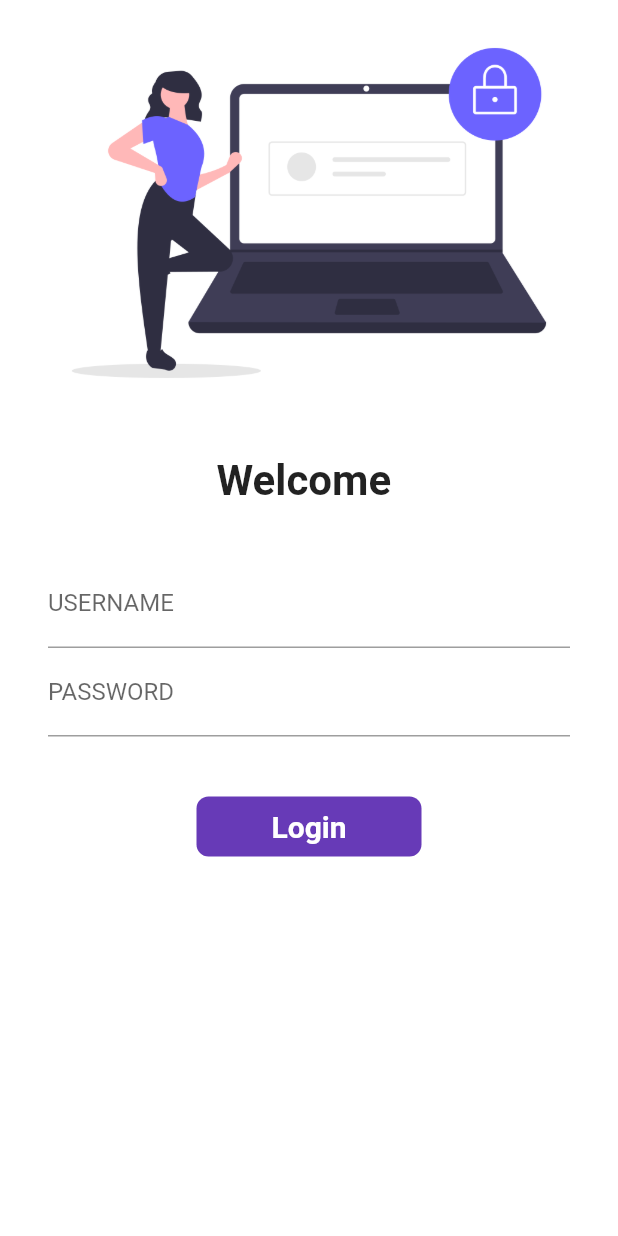
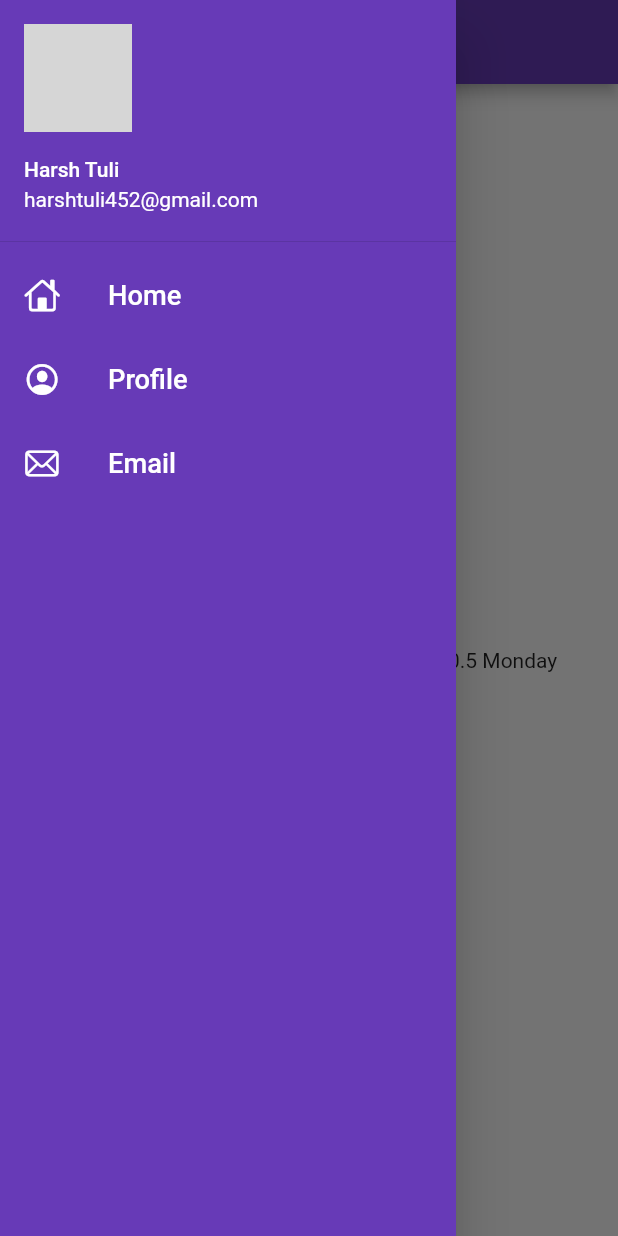
Before and after one commit to 452Harsh/30daysofflutter, a Flutter app: the screen it shows after launch, with the side drawer open (before the commit the screen has no drawer), on a phone screen of 412 x 824 dp. Run offline on Flutter 3.47's test engine with Material 2 defaults, Android fonts, the phone set to English and light mode, and no system bars; network calls fail; grey boxes are pictures that could not be loaded.

Commit message:
day8 completed

```diff
--- a/lib/main.dart
+++ b/lib/main.dart
@@ -2,6 +2,7 @@ import 'package:flutter/material.dart';
 import 'package:flutter_application_1/pages/loginpage.dart';
 import 'package:flutter_application_1/pages/homepage.dart';
 import 'package:flutter_application_1/utils/routes.dart';
+
 void main() {
   runApp(Myapp());
 }
@@ -11,17 +12,17 @@ class Myapp extends StatelessWidget {
   Widget build(BuildContext context) {
     return MaterialApp(
       themeMode: ThemeMode.light,
-
-      theme: ThemeData(primarySwatch: Colors.blue),
-      darkTheme: ThemeData(brightness: Brightness.dark,
+      theme: ThemeData(primarySwatch: Colors.deepPurple),
+      darkTheme: ThemeData(
+        brightness: Brightness.dark,
       ),
-      //initialRoute: "/home",
+      debugShowCheckedModeBanner: false,
+      initialRoute: MyRoutes.homeRoute,
       routes: {
-        "/" : (context) => LoginPage(),
-        MyRoutes.homeRoute:(context) => HomePage(),
+        "/": (context) => LoginPage(),
+        MyRoutes.homeRoute: (context) => HomePage(),
         MyRoutes.loginRoute: (context) => LoginPage()
       },
-
     );
   }
 }
--- a/lib/pages/homepage.dart
+++ b/lib/pages/homepage.dart
@@ -1,4 +1,5 @@
 import 'package:flutter/material.dart';
+import 'package:flutter_application_1/widgets/drawer.dart';
 
 class HomePage extends StatelessWidget {
   @override
@@ -17,7 +18,7 @@ class HomePage extends StatelessWidget {
           child: Text("Welcome to my harsh app  $days $name $temp $day "),
         ),
       ),
-      drawer: Drawer(),
+      drawer : MyDrawer(),
     );
   }
 }
--- /dev/null
+++ b/lib/widgets/drawer.dart
@@ -0,0 +1,65 @@
+import 'package:flutter/cupertino.dart';
+import 'package:flutter/material.dart';
+
+class MyDrawer extends StatelessWidget {
+  const MyDrawer({Key? key}) : super(key: key);
+
+  @override
+  Widget build(BuildContext context) {
+    final imageUrl =
+        "https://media-exp1.licdn.com/dms/image/C4D03AQFSKuOCj7TkVw/profile-displayphoto-shrink_800_800/0/1658514724851?e=1670457600&v=beta&t=NP1sT9u_Gwi49VK8xgD4R86Y0FDCfktkZPVz1R-Vr4E";
+    return Drawer(
+      child: Container(
+        color: Colors.deepPurple,
+        child: ListView(
+          padding: EdgeInsets.zero,
+          children: [
+            DrawerHeader(
+              padding: EdgeInsets.zero,
+              child: UserAccountsDrawerHeader(
+                  margin: EdgeInsets.zero,
+                  accountName: Text("Harsh Tuli"),
+                  accountEmail: Text("harshtuli452@gmail.com"),
+                  currentAccountPicture: CircleAvatar(
+                    backgroundImage: NetworkImage(imageUrl),
+                  )),
+            ),
+            ListTile(
+              leading: Icon(
+                CupertinoIcons.home,
+                color: Colors.white,
+              ),
+              title: Text(
+                "Home",
+                textScaleFactor: 1.3,
+                style: TextStyle(color: Colors.white),
+              ),
+            ),
+            ListTile(
+              leading: Icon(
+                CupertinoIcons.profile_circled,
+                color: Colors.white,
+              ),
+              title: Text(
+                "Profile",
+                textScaleFactor: 1.3,
+                style: TextStyle(color: Colors.white),
+              ),
+            ),
+            ListTile(
+              leading: Icon(
+                CupertinoIcons.mail,
+                color: Colors.white,
+              ),
+              title: Text(
+                "Email",
+                textScaleFactor: 1.3,
+                style: TextStyle(color: Colors.white),
+              ),
+            ),
+          ],
+        ),
+      ),
+    );
+  }
+}
```
Also changed, not shown: 1 other file.
